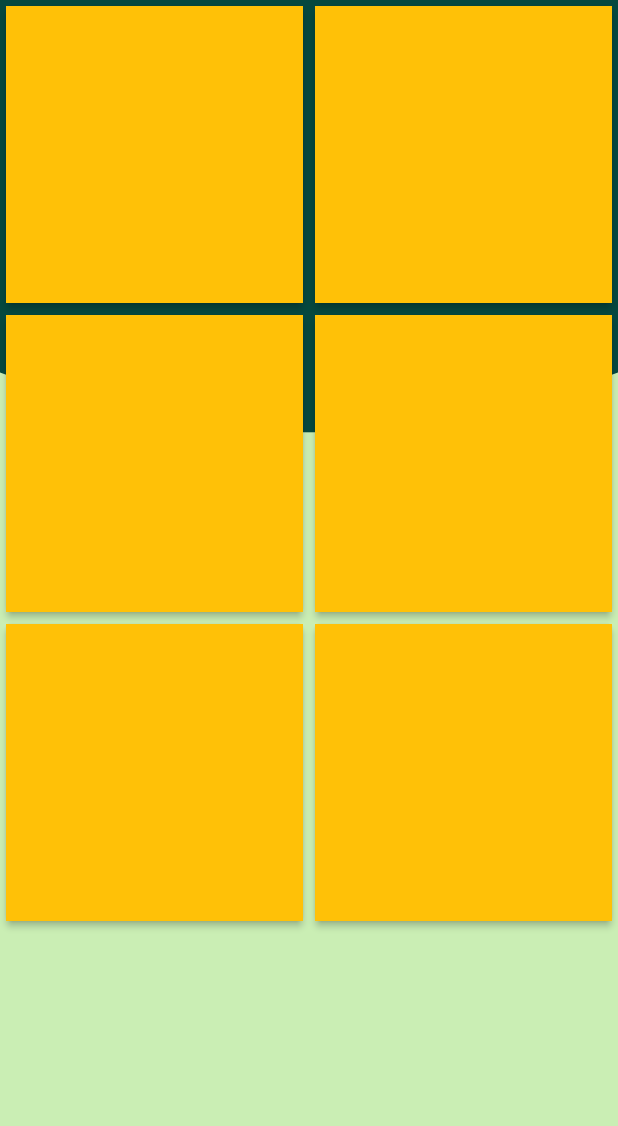
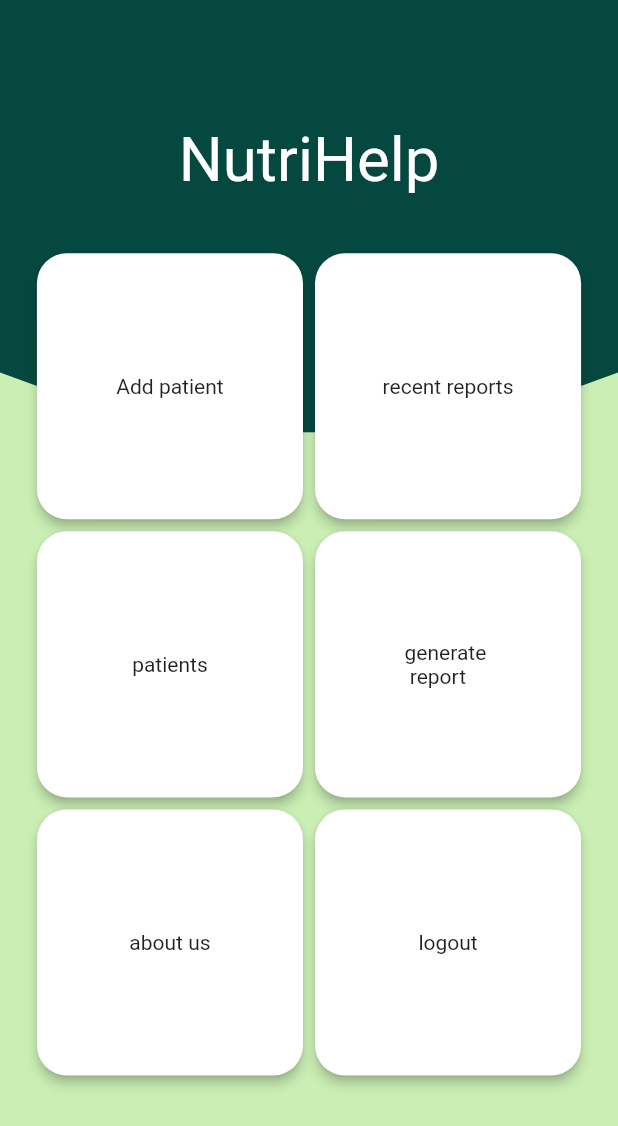
Before and after one commit to Dragsters/Nutrihelp, a Flutter app: the screen it shows after launch, on a phone screen of 412 x 824 dp. Shown: the top 1126 px of the screen. Run offline on Flutter 3.47's test engine with Material 2 defaults, Android fonts, the phone set to English and light mode, and no system bars; our stand-ins replace flutter_custom_clippers, google_fonts.

Commit message:
google fonts dependency added

```diff
--- a/client/lib/dashboardScreen.dart
+++ b/client/lib/dashboardScreen.dart
@@ -1,16 +1,26 @@
 import 'package:flutter/material.dart';
 import 'package:flutter_custom_clippers/flutter_custom_clippers.dart';
+import 'package:google_fonts/google_fonts.dart';
 
 class DashBoardScreen extends StatelessWidget {
   const DashBoardScreen({Key key}) : super(key: key);
 
   @override
   Widget build(BuildContext context) {
+    const tilesTitle = [
+      'Add patient',
+      'recent reports',
+      'patients',
+      'generate \n report',
+      'about us',
+      'logout'
+    ];
     double deviceWidth = MediaQuery.of(context).size.width;
     double deviceHeight = MediaQuery.of(context).size.height;
     return Scaffold(
       backgroundColor: Color(0xffcaeeb4),
       body: Stack(
+        alignment: AlignmentDirectional.topCenter,
         children: [
           ClipPath(
               clipper: OvalBottomBorderClipper(),
@@ -19,11 +29,25 @@ class DashBoardScreen extends StatelessWidget {
                 width: deviceWidth,
                 color: Color(0xff05483f),
               )),
-          GridView.builder(
+          Positioned(
+              top: deviceHeight * 0.1,
+              child: Text('NutriHelp',
+                  style: TextStyle(
+                      color: Colors.white, fontSize: deviceWidth * 0.1))),
+          Column(
+            children: [
+              SizedBox(
+                height: deviceHeight * 0.2,
+              ),
+              Container(
+                height: deviceHeight * 0.75,
+                width: deviceWidth * 0.9,
+                child: GridView.builder(
                     itemCount: 6,
                     gridDelegate: SliverGridDelegateWithFixedCrossAxisCount(
                       crossAxisCount: 2,
-                childAspectRatio: ((MediaQuery.of(context).size.width) * 4) /
+                      childAspectRatio:
+                          ((MediaQuery.of(context).size.width) * 4) /
                               (MediaQuery.of(context).size.height) /
                               2,
                     ),
@@ -31,14 +55,22 @@ class DashBoardScreen extends StatelessWidget {
                       return GestureDetector(
                           onTap: () {},
                           child: Card(
-                      elevation: 2.0,
+                            shape: RoundedRectangleBorder(
+                              borderRadius: BorderRadius.circular(20),
+                            ),
+                            elevation: 3.0,
                             child: Container(
-                        color: Colors.amber,
                               height: deviceHeight * 0.07,
                               width: deviceWidth * 0.1,
+                              child: Center(
+                                child: Text(tilesTitle[index]),
+                              ),
                             ),
                           ));
                     }),
+              ),
+            ],
+          ),
         ],
       ),
     );
--- a/client/pubspec.yaml
+++ b/client/pubspec.yaml
@@ -28,6 +28,7 @@ dependencies:
   # Use with the CupertinoIcons class for iOS style icons.
   # cupertino_icons: ^1.0.0
   flutter_custom_clippers: ^1.1.2
+  google_fonts: ^2.0.0
 
 dev_dependencies:
   flutter_test:
```
Also changed, not shown: client/pubspec.lock. Lines whose indentation alone changed are shown as unchanged.
